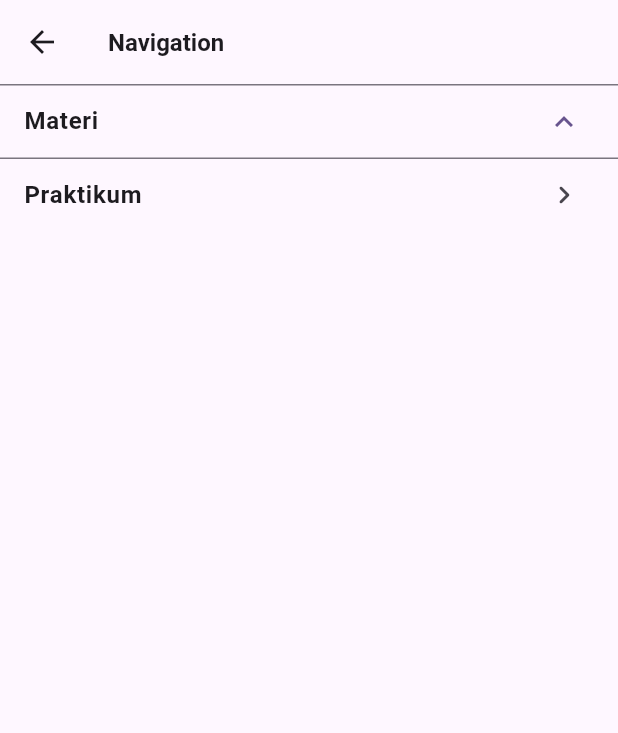
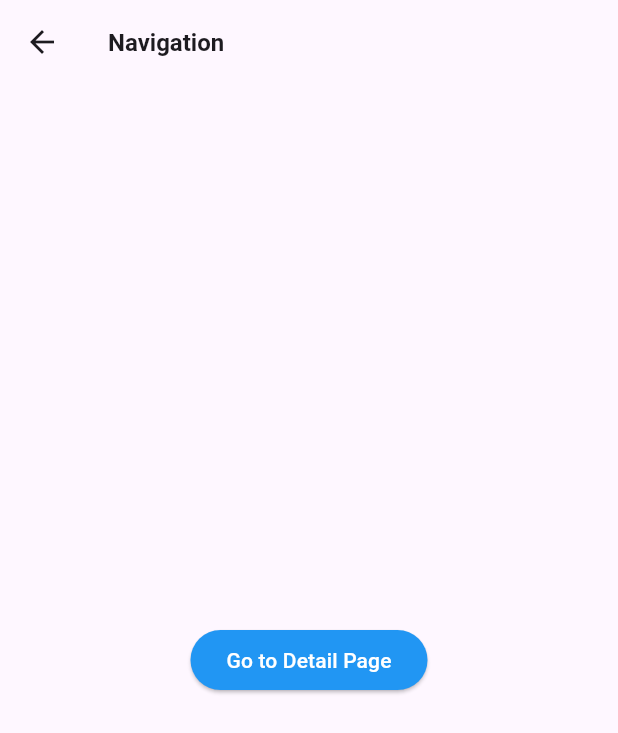
Before and after one commit to danypratamadev/quick_note, a Flutter app: the Bab5Page screen opened by its route, on a phone screen of 412 x 824 dp. Shown: the top 733 px of the screen. Run offline on Flutter 3.47's test engine with Material 3 defaults, Android fonts, the phone set to English and light mode, and no system bars; our stand-ins replace fluttertoast.

Commit message:
Add: Materi Bab V

```diff
--- a/lib/core/routes/app_routes.dart
+++ b/lib/core/routes/app_routes.dart
@@ -36,6 +36,7 @@ import 'package:quick_note/views/bab4/materi/gridview_custom_page.dart';
 import 'package:quick_note/views/bab4/materi/gridview_extent_page.dart';
 import 'package:quick_note/views/bab4/praktik/bab4_horizontal_listview_page.dart';
 import 'package:quick_note/views/bab4/praktik/bab4_vertical_listview_page.dart';
+import 'package:quick_note/views/bab5/bab5_detail_page.dart';
 import 'package:quick_note/views/bab5/bab5_page.dart';
 import 'package:quick_note/views/bab6/bab6_page.dart';
 import 'package:quick_note/views/home_page.dart';
@@ -86,6 +87,7 @@ class AppRoutes {
   static const String bab4HorizontalRoute = '/bab3/horizontal-grid-praktik';
 
   static const String bab5Route = '/bab5';
+  static const String bab5DetailRoute = '/bab5/detail';
 
   static const String bab6Route = '/bab6';
 
@@ -134,6 +136,8 @@ class AppRoutes {
     bab4HorizontalRoute: (context) => const Bab4HorizontalListviewPage(),
 
     bab5Route: (context) => const Bab5Page(),
+    bab5DetailRoute: (context) => const Bab5DetailPage(),
+
     bab6Route: (context) => const Bab6Page(),
   };
 
--- a/lib/views/bab5/bab5_page.dart
+++ b/lib/views/bab5/bab5_page.dart
@@ -1,4 +1,5 @@
 import 'package:flutter/material.dart';
+import 'package:quick_note/views/bab5/bab5_detail_page.dart';
 
 class Bab5Page extends StatefulWidget {
   const Bab5Page({super.key});
@@ -21,69 +22,107 @@ class _Bab5PageState extends State<Bab5Page> {
         ),
       ),
       body: SafeArea(
-        child: SingleChildScrollView(
-          physics: const BouncingScrollPhysics(),
-          child: Column(
-            children: [
-              const ExpansionTile(
-                dense: true,
-                initiallyExpanded: true,
-                title: Text(
-                  'Materi',
-                  style: TextStyle(
-                    fontSize: 16.0,
-                    fontWeight: FontWeight.w600
-                  ),
-                ),
-                childrenPadding: EdgeInsets.symmetric(
-                  horizontal: 16.0
-                ),
-                children: [
-                  // ListView.separated(
-                  //   itemCount: listMenu.length,
-                  //   shrinkWrap: true,
-                  //   padding: EdgeInsets.zero,
-                  //   physics: const BouncingScrollPhysics(),
-                  //   itemBuilder: (context, index) => ListTile(
-                  //     onTap: () => Navigator.of(context).pushNamed(listMenu[index].route),
-                  //     dense: true,
-                  //     title: Text(
-                  //       listMenu[index].title,
-                  //       style: const TextStyle(
-                  //         fontSize: 16.0
-                  //       ),
-                  //     ),
-                  //     trailing: Transform.translate(
-                  //       offset: const Offset(12.0, 0.0),
-                  //       child: const Icon(
-                  //         Icons.chevron_right_rounded
-                  //       ),
-                  //     ),
-                  //   ),
-                  //   separatorBuilder: (context, index) => const Divider(height: 0.0,),
-                  // )
-                ],
-              ),
-              ListTile(
-                dense: true,
-                title: const Text(
-                  'Praktikum',
-                  style: TextStyle(
-                    fontSize: 16.0,
-                    fontWeight: FontWeight.w600
-                  ),
-                ),
-                trailing: Transform.translate(
-                  offset: const Offset(0.0, 0.0),
-                  child: const Icon(
-                    Icons.chevron_right_rounded
-                  ),
-                ),
-                onTap: () => Navigator.of(context).pushNamed('/bab2/praktik'),
-              )
-            ],
+        child: Center(
+          child: ElevatedButton(
+            onPressed: () => Navigator.push(context, MaterialPageRoute(builder: (context) => const Bab5DetailPage(),)),
+            style: ElevatedButton.styleFrom(
+              backgroundColor: Colors.blue,
+              foregroundColor: Colors.white
+            ),
+            child: const Text(
+              'Go to Detail Page'
+            )
           ),
         )
+        // Padding(
+        //   padding: const EdgeInsets.all(16.0),
+        //   child: Column(
+        //     crossAxisAlignment: CrossAxisAlignment.start,
+        //     children: [
+        //       const Text(
+        //         '1. Navigator.push',
+        //         style: TextStyle(
+        //           fontSize: 22.0,
+        //           fontWeight: FontWeight.w600
+        //         ),
+        //       ),
+        //       const SizedBox(height: 3.0,),
+        //       const Text(
+        //         'Berpindah dari halaman ini ke halaman detail tanpa menghapus halaman ini dari tumpukan navigasi.',
+        //         style: TextStyle(
+        //           fontSize: 14.0,
+        //         ),
+        //       ),
+        //       const SizedBox(height: 16.0,),
+        //       ElevatedButton(
+        //         onPressed: () => Navigator.push(context, MaterialPageRoute(builder: (context) => const Bab5DetailPage(),)),
+        //         style: ElevatedButton.styleFrom(
+        //           backgroundColor: Colors.blue,
+        //           foregroundColor: Colors.white
+        //         ),
+        //         child: const Text(
+        //           'Go to Detail Page'
+        //         )
+        //       ),
+        //       const SizedBox(height: 24.0,),
+        //       const Divider(height: 0.0,),
+        //       const SizedBox(height: 24.0,),
+        //       const Text(
+        //         '2. Navigator.pushReplacement',
+        //         style: TextStyle(
+        //           fontSize: 22.0,
+        //           fontWeight: FontWeight.w600
+        //         ),
+        //       ),
+        //       const SizedBox(height: 3.0,),
+        //       const Text(
+        //         'Berpindah dari halaman ini ke halaman detail dan menghapus halaman ini dari tumpukan navigasi.',
+        //         style: TextStyle(
+        //           fontSize: 14.0,
+        //         ),
+        //       ),
+        //       const SizedBox(height: 16.0,),
+        //       ElevatedButton(
+        //         onPressed: () => Navigator.pushReplacement(context, MaterialPageRoute(builder: (context) => const Bab5DetailPage(),)),
+        //         style: ElevatedButton.styleFrom(
+        //           backgroundColor: Colors.indigo,
+        //           foregroundColor: Colors.white
+        //         ),
+        //         child: const Text(
+        //           'Go to Detail Page'
+        //         )
+        //       ),
+        //       const SizedBox(height: 24.0,),
+        //       const Divider(height: 0.0,),
+        //       const SizedBox(height: 24.0,),
+        //       const Text(
+        //         '3. Navigator.pushAndRemoveUntil',
+        //         style: TextStyle(
+        //           fontSize: 22.0,
+        //           fontWeight: FontWeight.w600
+        //         ),
+        //       ),
+        //       const SizedBox(height: 3.0,),
+        //       const Text(
+        //         'Berpindah dari halaman ini ke halaman detail dan menghapus semua halaman sebelumnya dari tumpukan navigasi.',
+        //         style: TextStyle(
+        //           fontSize: 14.0,
+        //         ),
+        //       ),
+        //       const SizedBox(height: 16.0,),
+        //       ElevatedButton(
+        //         onPressed: () => Navigator.pushAndRemoveUntil(context, MaterialPageRoute(builder: (context) => const Bab5DetailPage(),), (route) => false,),
+        //         style: ElevatedButton.styleFrom(
+        //           backgroundColor: Colors.red,
+        //           foregroundColor: Colors.white
+        //         ),
+        //         child: const Text(
+        //           'Go to Detail Page'
+        //         )
+        //       ),
+        //     ],
+        //   ),
+        // ),
       ),
     );
   }
```
Also changed, not shown: lib/views/bab5/bab5_detail_page.dart (added, +55 -0 lines), lib/views/bab5/materi/push_navigation_page.dart (added, +40 -0 lines), lib/views/bab5/materi/pushremoveuntil_navigation_page.dart (added, +42 -0 lines), lib/views/bab5/materi/pushreplace_navigation_page.dart (added, +40 -0 lines).
